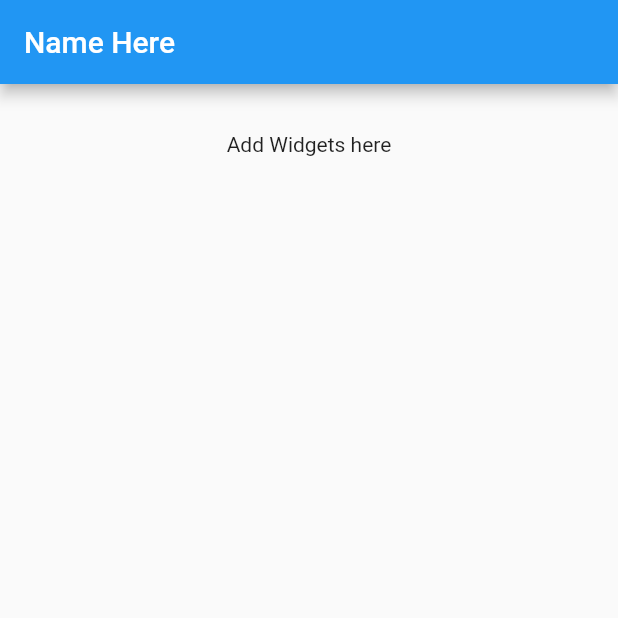
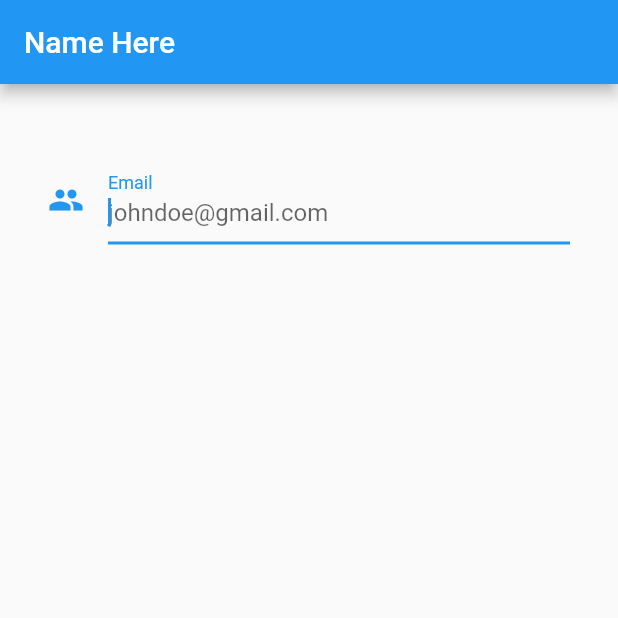
Before and after one commit to addeeandra/flutter-course-udemy, a Flutter app: the screen it shows after launch, on a phone screen of 412 x 824 dp, the top half of it. Run offline on Flutter 3.47's test engine with Material 2 defaults, Android fonts, the phone set to English and light mode, and no system bars.

Commit message:
complete input1

```diff
--- a/lib/main.dart
+++ b/lib/main.dart
@@ -10,6 +10,20 @@ class MyApp extends StatefulWidget {
 }
 
 class _State extends State<MyApp> {
+  String _value = '';
+
+  void _onChanged(String value) {
+    setState(() {
+      _value = 'On Change : $value';
+    });
+  }
+
+  void _onSubmitted(String value) {
+    setState(() {
+      _value = 'On Submit : $value';
+    });
+  }
+
   @override
   Widget build(BuildContext context) {
     return Scaffold(
@@ -20,7 +34,20 @@ class _State extends State<MyApp> {
         padding: EdgeInsets.all(32),
         child: Center(
           child: Column(
-            children: <Widget>[Text('Add Widgets here')],
+            children: <Widget>[
+              Text(_value),
+              TextField(
+                decoration: InputDecoration(
+                    icon: Icon(Icons.people),
+                    labelText: 'Email',
+                    hintText: 'johndoe@gmail.com'),
+                autocorrect: true,
+                autofocus: true,
+                keyboardType: TextInputType.emailAddress,
+                onChanged: _onChanged,
+                onSubmitted: _onSubmitted,
+              )
+            ],
           ),
         ),
       ),
```
